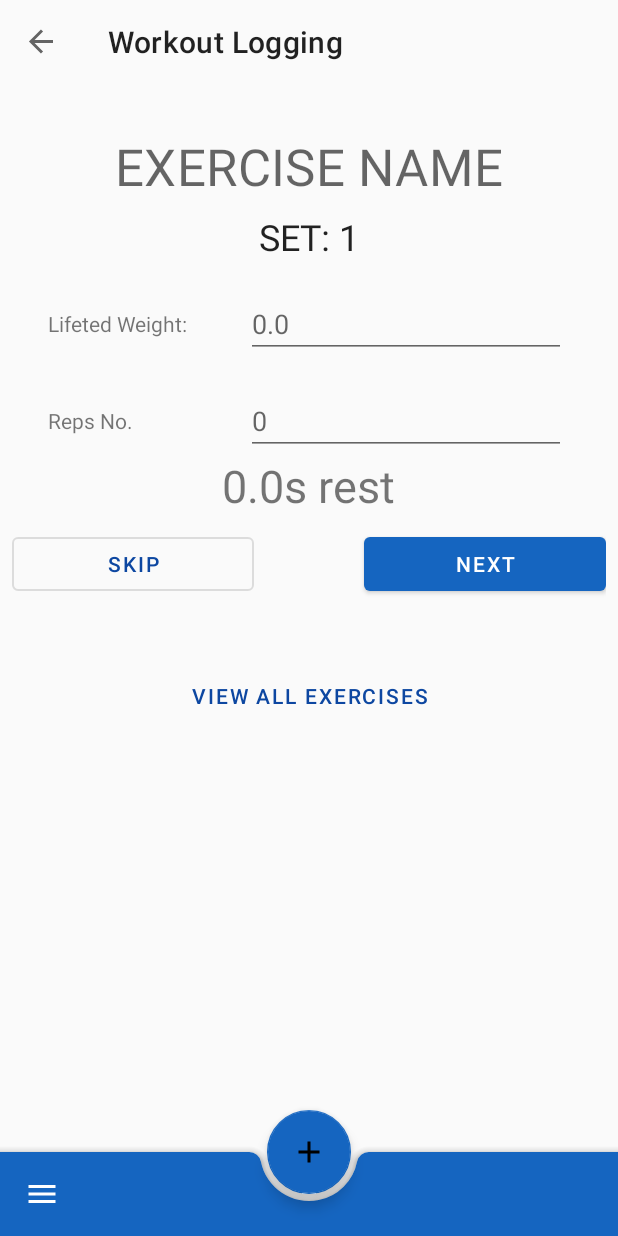
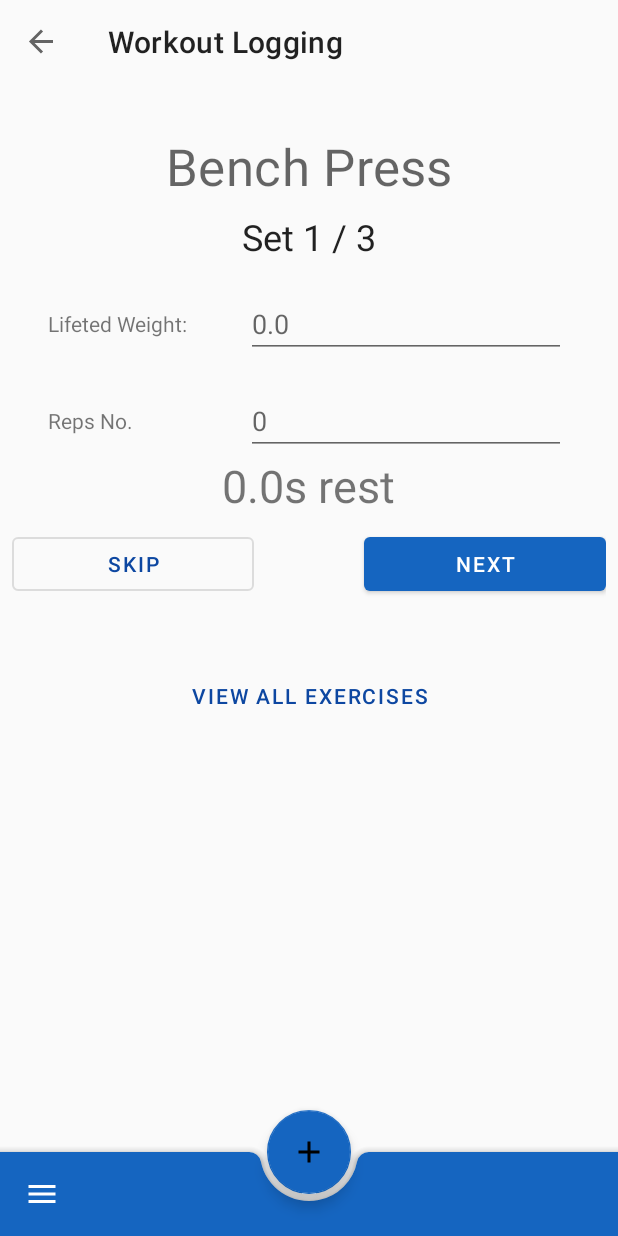
Before and after one commit to michalorestes/fitness-fatality-native, an Android app: the screen it shows after launch (MainActivity), after a tap on "WORKOUT LOGGING", on a phone screen of 412 x 824 dp. Run offline under Robolectric (Android 15) with nearby library versions, the phone set to English and light mode, and no system bars; our stand-ins replace Room's generated code, data binding, navigation-ui; libraries missing offline, so code that uses them is left out: java.util; 1 statement that could not run was skipped.

Commit message:
WorkoutTracking: Basic iteration over exercises

```diff
--- a/app/src/main/AndroidManifest.xml
+++ b/app/src/main/AndroidManifest.xml
@@ -10,6 +10,8 @@
             android:supportsRtl="true"
             android:theme="@style/AppTheme"
             tools:ignore="GoogleAppIndexingWarning">
+
+
         <activity
                 android:name=".ui.MainActivity"
                 android:launchMode="singleTop"
@@ -20,6 +22,7 @@
                 <category android:name="android.intent.category.LAUNCHER"/>
             </intent-filter>
         </activity>
+
     </application>
 
 </manifest>
--- a/app/src/main/java/com/example/fitnessfatality/data/database/AppDatabase.kt
+++ b/app/src/main/java/com/example/fitnessfatality/data/database/AppDatabase.kt
@@ -49,7 +49,6 @@ abstract class AppDatabase: RoomDatabase() {
     private class DatabaseCallback(
         private val scope: CoroutineScope
     ) : RoomDatabase.Callback() {
-
         override fun onOpen(db: SupportSQLiteDatabase) {
             super.onOpen(db)
             INSTANCE?.let { database ->
--- a/app/src/main/java/com/example/fitnessfatality/ui/MainActivity.kt
+++ b/app/src/main/java/com/example/fitnessfatality/ui/MainActivity.kt
@@ -2,25 +2,18 @@ package com.example.fitnessfatality.ui
 
 import androidx.appcompat.app.AppCompatActivity
 import android.os.Bundle
+import androidx.databinding.DataBindingUtil
 import androidx.navigation.Navigation
 import androidx.navigation.ui.setupWithNavController
 import com.example.fitnessfatality.R
+import com.example.fitnessfatality.databinding.ActivityMainBinding
 import kotlinx.android.synthetic.main.activity_main.*
 
 class MainActivity : AppCompatActivity() {
-
-    private val atest: String = "This is something"
     override fun onCreate(savedInstanceState: Bundle?) {
         super.onCreate(savedInstanceState)
         setContentView(R.layout.activity_main)
 
-
-//        DataBindingUtil
-//            .setContentView<OldActivityMainBinding>(this, R.layout.activity_main)
-//            .apply {
-//                this.lifecycleOwner = this@MainActivity
-//                this.test = atest
-//        }
         val navController = Navigation.findNavController(this,
             R.id.workout_nav_host_fragment
         )
@@ -32,6 +25,5 @@ class MainActivity : AppCompatActivity() {
 
     override fun onBackPressed() {
         super.onBackPressed()
-
     }
 }
--- /dev/null
+++ b/app/src/main/java/com/example/fitnessfatality/ui/base/BaseViewModel.kt
@@ -0,0 +1,14 @@
+package com.example.fitnessfatality.ui.base
+
+import android.app.Application
+import androidx.lifecycle.AndroidViewModel
+import kotlinx.coroutines.CoroutineScope
+import kotlinx.coroutines.Dispatchers
+import kotlinx.coroutines.Job
+import kotlin.coroutines.CoroutineContext
+
+abstract class BaseViewModel(application: Application): AndroidViewModel(application) {
+    private var parentJob = Job()
+    private val coroutineContext: CoroutineContext get() = parentJob + Dispatchers.Main
+    protected val scope = CoroutineScope(coroutineContext)
+}
--- a/app/src/main/java/com/example/fitnessfatality/ui/workoutLogging/WorkoutLoggingFragment.kt
+++ /dev/null
@@ -1,32 +0,0 @@
-package com.example.fitnessfatality.ui.workoutLogging
-
-import android.os.Bundle
-import android.util.Log
-import android.view.LayoutInflater
-import android.view.View
-import android.view.ViewGroup
-import androidx.fragment.app.Fragment
-import androidx.lifecycle.Observer
-import androidx.lifecycle.ViewModelProviders
-import com.example.fitnessfatality.R
-import com.example.fitnessfatality.ui.workoutLogging.viewModels.WorkoutExerciseViewModel
-
-class WorkoutLoggingFragment : Fragment() {
-    private lateinit var workoutExerciseViewModel: WorkoutExerciseViewModel
-
-    override fun onCreate(savedInstanceState: Bundle?) {
-        super.onCreate(savedInstanceState)
-        workoutExerciseViewModel = ViewModelProviders.of(activity!!).get(WorkoutExerciseViewModel::class.java)
-        workoutExerciseViewModel.allWorkoutExercises.observe(this, Observer { data ->
-            data.forEach { element ->
-                Log.w("<<-->>", element.toString())
-            }
-
-            Log.w("-->>", "---------------------")
-        })
-    }
-
-    override fun onCreateView(inflater: LayoutInflater, container: ViewGroup?, savedInstanceState: Bundle?): View? {
-        return inflater.inflate(R.layout.fragment_workout_logging, container, false)
-    }
-}
--- /dev/null
+++ b/app/src/main/java/com/example/fitnessfatality/ui/workoutTracking/TrackingFragment.kt
@@ -0,0 +1,48 @@
+package com.example.fitnessfatality.ui.workoutTracking
+
+import android.os.Bundle
+import android.view.LayoutInflater
+import android.view.View
+import android.view.ViewGroup
+import androidx.databinding.DataBindingUtil
+import androidx.fragment.app.Fragment
+import androidx.lifecycle.ViewModelProviders
+import com.example.fitnessfatality.R
+import com.example.fitnessfatality.databinding.FragmentWorkoutLoggingBinding
+import com.example.fitnessfatality.ui.workoutTracking.viewModels.TrackingViewModel
+
+class TrackingFragment : Fragment() {
+    private lateinit var trackingViewModel: TrackingViewModel
+
+    override fun onCreate(
+        savedInstanceState: Bundle?
+    ) {
+        super.onCreate(savedInstanceState)
+        trackingViewModel = ViewModelProviders.of(this).get(TrackingViewModel::class.java)
+    }
+
+    override fun onCreateView(
+        inflater: LayoutInflater,
+        container: ViewGroup?,
+        savedInstanceState: Bundle?
+    ): View? {
+        val binding =
+            DataBindingUtil.inflate<FragmentWorkoutLoggingBinding>(
+                inflater,
+                R.layout.fragment_workout_logging,
+                container,
+                false
+            )
+
+        binding.lifecycleOwner = this
+        binding.viewModel = trackingViewModel
+        binding.handler = this
+
+
+        return binding.root
+    }
+
+    fun onNext(view: View) {
+        trackingViewModel.incrementIndex()
+    }
+}
--- a/app/src/main/java/com/example/fitnessfatality/ui/workoutLogging/viewModels/ExerciseViewModel.kt
+++ b/app/src/main/java/com/example/fitnessfatality/ui/workoutTracking/viewModels/ExerciseViewModel.kt
@@ -1,4 +1,4 @@
-package com.example.fitnessfatality.ui.workoutLogging.viewModels
+package com.example.fitnessfatality.ui.workoutTracking.viewModels
 
 import android.app.Application
 import androidx.lifecycle.AndroidViewModel
--- /dev/null
+++ b/app/src/main/java/com/example/fitnessfatality/ui/workoutTracking/viewModels/TrackingViewModel.kt
@@ -0,0 +1,30 @@
+package com.example.fitnessfatality.ui.workoutTracking.viewModels
+
+import android.app.Application
+import android.view.View
+import androidx.lifecycle.LiveData
+import androidx.lifecycle.MutableLiveData
+import com.example.fitnessfatality.data.database.AppDatabase
+import com.example.fitnessfatality.data.models.pojo.WorkoutExercisePojo
+import com.example.fitnessfatality.data.repository.WorkoutExerciseRepository
+import com.example.fitnessfatality.ui.base.BaseViewModel
+
+class TrackingViewModel(application: Application): BaseViewModel(application) {
+    val workoutExercises: LiveData<List<WorkoutExercisePojo>>
+    private val workoutExerciseRepository: WorkoutExerciseRepository
+
+    val currentIndex: MutableLiveData<Int> = MutableLiveData()
+
+    val index: LiveData<Int> = currentIndex
+
+    init {
+        val db = AppDatabase.getDatabase(application, scope)
+        workoutExerciseRepository = WorkoutExerciseRepository(db.workoutExerciseDao())
+        workoutExercises = workoutExerciseRepository.allWorkoutExercises
+        currentIndex.value = 0
+    }
+
+    fun incrementIndex() {
+        currentIndex.value = currentIndex.value!!.plus(1)
+    }
+}
--- a/app/src/main/java/com/example/fitnessfatality/ui/workoutLogging/viewModels/WorkoutExerciseViewModel.kt
+++ b/app/src/main/java/com/example/fitnessfatality/ui/workoutTracking/viewModels/WorkoutExerciseViewModel.kt
@@ -1,4 +1,4 @@
-package com.example.fitnessfatality.ui.workoutLogging.viewModels
+package com.example.fitnessfatality.ui.workoutTracking.viewModels
 
 import android.app.Application
 import androidx.lifecycle.AndroidViewModel
--- a/app/src/main/res/layout/fragment_workout_logging.xml
+++ b/app/src/main/res/layout/fragment_workout_logging.xml
@@ -1,17 +1,25 @@
 <?xml version="1.0" encoding="utf-8"?>
+<layout
+        android:id="@+id/main_linear_container"
+        xmlns:android="http://schemas.android.com/apk/res/android"
+        xmlns:app="http://schemas.android.com/apk/res-auto">
+
+    <data>
+        <import type="com.example.fitnessfatality.ui.workoutTracking.viewModels.TrackingViewModel"/>
+        <import type="java.util.List"/>
+        <import type="com.example.fitnessfatality.ui.workoutTracking.TrackingFragment" />
+        <variable name="viewModel" type="TrackingViewModel" />
+        <variable name="handler" type="TrackingFragment" />
+    </data>
 
     <LinearLayout
-        android:id="@+id/main_linear_container"
-        xmlns:android="http://schemas.android.com/apk/res/android"
-        xmlns:app="http://schemas.android.com/apk/res-auto"
             android:orientation="vertical" android:layout_height="match_parent" android:layout_width="match_parent">
-
         <androidx.constraintlayout.widget.ConstraintLayout
                 android:layout_width="match_parent"
                 android:layout_height="wrap_content"
                 android:id="@+id/constraintLayout">
             <TextView
-                android:text="SET: 1"
+                    android:text="Set 1 / 3"
                     android:layout_width="wrap_content"
                     android:layout_height="wrap_content"
                     android:id="@+id/label_current_set_number" app:layout_constraintEnd_toEndOf="parent"
@@ -19,7 +27,7 @@
                     android:textAppearance="@style/TextAppearance.MaterialComponents.Headline5"
                     android:layout_marginTop="8dp" app:layout_constraintTop_toBottomOf="@+id/label_exercise_name"/>
             <TextView
-                android:text="EXERCISE NAME"
+                    android:text="@{viewModel.workoutExercises[viewModel.index].exercise.name}"
                     android:layout_width="wrap_content"
                     android:layout_height="wrap_content"
                     android:id="@+id/label_exercise_name" app:layout_constraintEnd_toEndOf="parent"
@@ -84,6 +92,7 @@
                         android:layout_height="wrap_content" android:layout_weight="1"/>
                 <Button
                         android:text="Next"
+                        android:onClick="@{handler::onNext}"
                         android:layout_width="wrap_content"
                         android:layout_height="wrap_content" android:id="@+id/btn_next" android:layout_weight="1"/>
             </LinearLayout>
@@ -95,3 +104,4 @@
         </LinearLayout>
 
     </LinearLayout>
+</layout>
--- a/app/src/main/res/navigation/main__navigation.xml
+++ b/app/src/main/res/navigation/main__navigation.xml
@@ -10,6 +10,6 @@
                 app:destination="@id/workoutLoggingFragment"/>
     </fragment>
     <fragment android:id="@+id/workoutLoggingFragment"
-              android:name="com.example.fitnessfatality.ui.workoutLogging.WorkoutLoggingFragment"
+              android:name="com.example.fitnessfatality.ui.workoutTracking.TrackingFragment"
               android:label="Workout Logging"/>
 </navigation>
```
Lines whose indentation alone changed are shown as unchanged.
